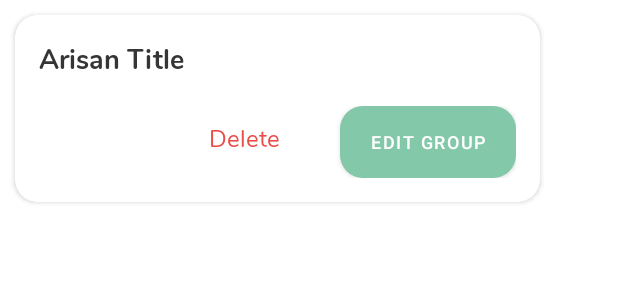
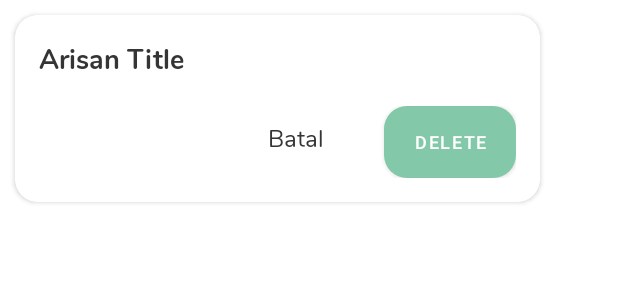
Before and after one commit to Tamrizki/Arisan-Apps, an Android app: the layout dialog_edit_list.xml on its own in the app's theme, with its tools: preview values and no code run, on a phone screen of 412 x 824 dp. Shown: the top 300 px of the screen. Run offline under Robolectric (Android 15) with nearby library versions, the phone set to English and light mode, and no system bars.

Commit message:
update Delete data

```diff
--- a/app/src/main/java/tam/pa/arisanapps/activity/creategroup/ViewGetProfile.kt
+++ b/app/src/main/java/tam/pa/arisanapps/activity/creategroup/ViewGetProfile.kt
@@ -3,4 +3,5 @@ package tam.pa.arisanapps.activity.creategroup
 
 interface ViewGetProfile {
     fun onGetProflie(index: Int)
+    fun onUpdateList()
 }
--- /dev/null
+++ b/app/src/main/java/tam/pa/arisanapps/activity/home/HomeView.kt
@@ -0,0 +1,5 @@
+package tam.pa.arisanapps.activity.home
+
+interface HomeView {
+    fun onUpdateList()
+}
--- a/app/src/main/java/tam/pa/arisanapps/activity/home/adapter/ListGroupAdapter.kt
+++ b/app/src/main/java/tam/pa/arisanapps/activity/home/adapter/ListGroupAdapter.kt
@@ -11,12 +11,14 @@ import androidx.recyclerview.widget.RecyclerView
 import tam.pa.arisanapps.R
 import tam.pa.arisanapps.model.DataListGroup
 import tam.pa.arisanapps.activity.detailGroup.DetailGroupActivity
+import tam.pa.arisanapps.activity.home.HomeView
 import tam.pa.arisanapps.activity.home.dialog.EditListDialog
 import tam.pa.arisanapps.helper.PoinHelper
 import tam.pa.arisanapps.helper.SharedPref
 
-class ListGroupAdapter(val listGroup: ArrayList<DataListGroup>, val context: Context):
+class ListGroupAdapter(val listGroup: ArrayList<DataListGroup>, val context: Context, homeView: HomeView):
     RecyclerView.Adapter<ListGroupAdapter.vholder>() {
+    var homeView: HomeView = homeView
     val profileHelper = PoinHelper(context)
     class vholder(view: View) : RecyclerView.ViewHolder(view) {
         val tvNameGroup: TextView = view.findViewById(R.id.tvNameGroup)
@@ -40,7 +42,7 @@ class ListGroupAdapter(val listGroup: ArrayList<DataListGroup>, val context: Con
     override fun onBindViewHolder(holder: vholder, position: Int) {
         holder.bind(listGroup.get(position), profileHelper)
         holder.itemView.setOnLongClickListener {
-            val dialog = EditListDialog(context, listGroup.get(position).nameGroup)
+            val dialog = EditListDialog(context, listGroup.get(position), homeView)
             dialog.show()
             return@setOnLongClickListener(true)
         }
--- a/app/src/main/java/tam/pa/arisanapps/helper/DbHandler.kt
+++ b/app/src/main/java/tam/pa/arisanapps/helper/DbHandler.kt
@@ -132,6 +132,12 @@ class DbHandler(val context: Context): SQLiteOpenHelper(context, DbHandler.DB_NA
         db.close()
         return (Integer.parseInt("$_success") != -1)
     }
+    fun deleteAllMemberGroup(idGroup: Int): Boolean{
+        val db = this.writableDatabase
+        val _success = db.delete(TABLE_MEMBER, IDM_GROUP + "=?", arrayOf(idGroup.toString())).toLong()
+        db.close()
+        return (Integer.parseInt("$_success") != -1)
+    }
 
     fun insertData(data: DataListGroup): Boolean{
         val db = this.writableDatabase
--- a/app/src/main/res/layout/dialog_edit_list.xml
+++ b/app/src/main/res/layout/dialog_edit_list.xml
@@ -24,23 +24,23 @@
             android:layout_height="wrap_content"
             android:layout_marginTop="18dp">
             <TextView
+                android:layout_width="wrap_content"
+                android:layout_height="wrap_content"
+                android:text="Batal"
+                style="@style/reg_16dp"
+                android:textColor="@color/black_medium"
+                android:padding="10dp"
+                android:layout_gravity="center_vertical"
+                android:layout_toLeftOf="@+id/btnDelete"
+                android:layout_marginEnd="30dp"/>
+            <Button
                 android:id="@+id/btnDelete"
                 android:layout_width="wrap_content"
                 android:layout_height="wrap_content"
+                android:background="@drawable/bg_button"
+                android:backgroundTint="@color/red"
+                android:textSize="12sp"
                 android:text="@string/delete"
-                style="@style/reg_16dp"
-                android:textColor="@color/red"
-                android:padding="10dp"
-                android:layout_gravity="center_vertical"
-                android:layout_toLeftOf="@+id/btnEdit"
-                android:layout_marginEnd="30dp"/>
-            <Button
-                android:id="@+id/btnEdit"
-                android:layout_width="wrap_content"
-                android:layout_height="wrap_content"
-                android:background="@drawable/bg_button"
-                android:textSize="12sp"
-                android:text="@string/edit_group"
                 android:layout_alignParentEnd="true"
                 android:paddingHorizontal="20dp"/>
         </RelativeLayout>
```
Also changed, not shown: app/src/main/java/tam/pa/arisanapps/activity/creategroup/CreateGroupActivity.kt (+19 -9 lines), app/src/main/java/tam/pa/arisanapps/activity/creategroup/adapter/MemberAdapter.kt (+20 -5 lines), app/src/main/java/tam/pa/arisanapps/activity/home/HomeActivity.kt (+10 -7 lines), app/src/main/java/tam/pa/arisanapps/activity/home/dialog/EditListDialog.kt (+12 -8 lines), app/src/main/res/layout/custom_list_member.xml (+7 -0 lines).
